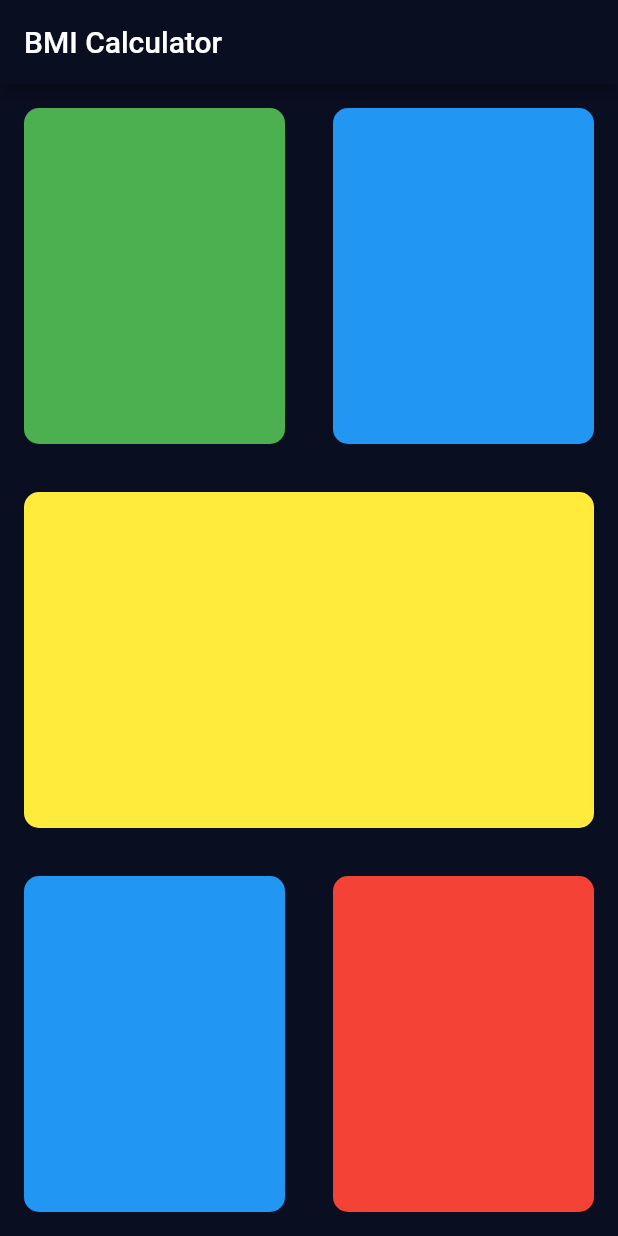
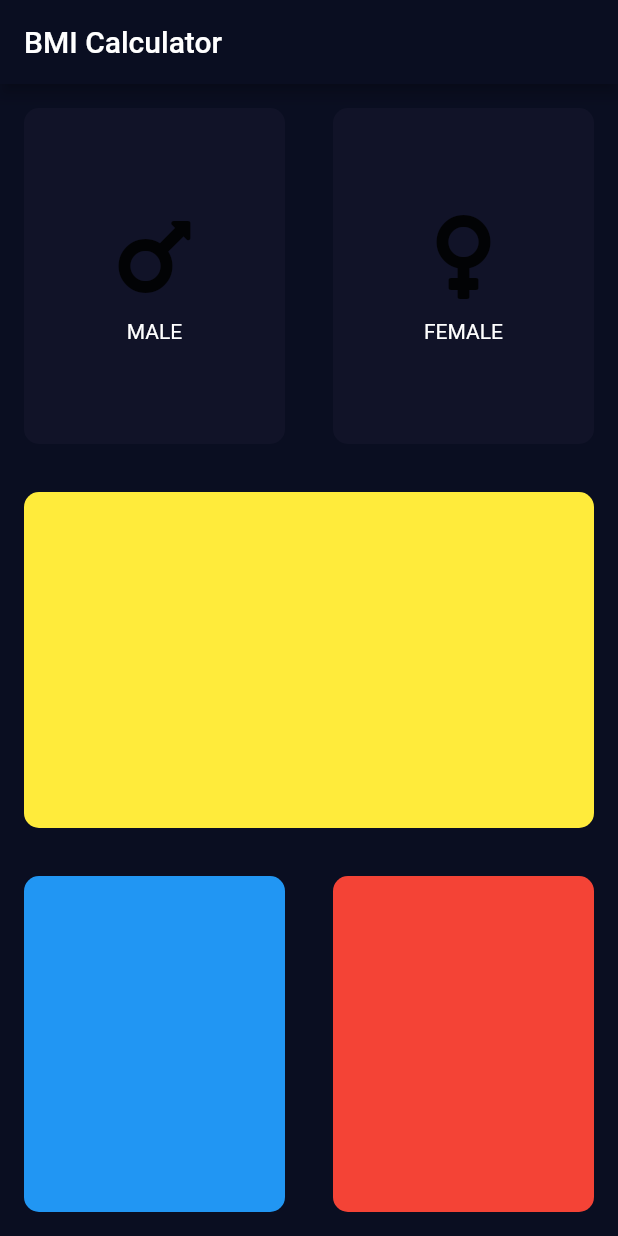
Before and after one commit to ElexandroTorres/BMI-Calculator, a Flutter app: the screen it shows after launch, on a phone screen of 412 x 824 dp. Run offline on Flutter 3.47's test engine with Material 2 defaults, Android fonts, the phone set to English and light mode, and no system bars; our stand-ins replace font_awesome_flutter.

Commit message:
gender choose cards complete

```diff
--- /dev/null
+++ b/lib/icon_content.dart
@@ -0,0 +1,25 @@
+import 'package:flutter/material.dart';
+
+class IconContent extends StatelessWidget {
+  final IconData contentIcon;
+  final String contentText;
+
+  IconContent({required this.contentIcon, required this.contentText});
+
+  @override
+  Widget build(BuildContext context) {
+    return Column(
+      mainAxisAlignment: MainAxisAlignment.center,
+      children: [
+        Icon(
+          contentIcon,
+          size: 64,
+        ),
+        SizedBox(
+          height: 10,
+        ),
+        Text(contentText),
+      ],
+    );
+  }
+}
--- a/lib/input_screen.dart
+++ b/lib/input_screen.dart
@@ -1,4 +1,15 @@
 import 'package:flutter/material.dart';
+import 'package:flutter/rendering.dart';
+import 'package:font_awesome_flutter/font_awesome_flutter.dart';
+import 'package:bmi_calculator/icon_content.dart';
+import 'package:bmi_calculator/simple_card.dart';
+
+const bottomContainerHeight = 80.0;
+const activeCardColor = Color(0xFF1D1E33);
+const inactiveCardColor = Color(0xFF111328);
+const bottomContainerColor = Color(0xFFEB1555);
+
+enum Gender { MALE, FEMALE }
 
 class InputScreen extends StatefulWidget {
   @override
@@ -6,6 +17,11 @@ class InputScreen extends StatefulWidget {
 }
 
 class _InputScreenState extends State<InputScreen> {
+  Color maleCardColor = inactiveCardColor;
+  Color femaleCardColor = inactiveCardColor;
+
+  Gender? selectedGender;
+
   @override
   Widget build(BuildContext context) {
     return Scaffold(
@@ -15,33 +31,54 @@ class _InputScreenState extends State<InputScreen> {
       body: Column(
         children: [
           Expanded(
-            flex: 1,
             child: Row(
               children: [
                 Expanded(
-                  flex: 1,
-                  child: SimpleCard(cardColor: Colors.green),
+                  child: SimpleCard(
+                    onPress: () {
+                      setState(() {
+                        selectedGender = Gender.MALE;
+                      });
+                    },
+                    cardColor: selectedGender == Gender.MALE
+                        ? activeCardColor
+                        : inactiveCardColor,
+                    cardChild: IconContent(
+                      contentIcon: FontAwesomeIcons.mars,
+                      contentText: 'MALE',
+                    ),
+                  ),
                 ),
                 Expanded(
-                  flex: 1,
-                  child: SimpleCard(cardColor: Colors.blue),
+                  child: SimpleCard(
+                    onPress: () {
+                      setState(() {
+                        selectedGender = Gender.FEMALE;
+                      });
+                    },
+                    //cardColor: femaleCardColor,
+                    cardColor: selectedGender == Gender.FEMALE
+                        ? activeCardColor
+                        : inactiveCardColor,
+                    cardChild: IconContent(
+                      contentIcon: FontAwesomeIcons.venus,
+                      contentText: 'FEMALE',
+                    ),
+                  ),
                 ),
               ],
             ),
           ),
           Expanded(
-            flex: 1,
             child: Row(
               children: [
                 Expanded(
-                  flex: 1,
                   child: SimpleCard(cardColor: Colors.yellow),
                 ),
               ],
             ),
           ),
           Expanded(
-            flex: 1,
             child: Row(
               children: [
                 Expanded(
@@ -49,7 +86,6 @@ class _InputScreenState extends State<InputScreen> {
                   child: SimpleCard(cardColor: Colors.blue),
                 ),
                 Expanded(
-                  flex: 1,
                   child: SimpleCard(cardColor: Colors.red),
                 ),
               ],
@@ -60,22 +96,3 @@ class _InputScreenState extends State<InputScreen> {
     );
   }
 }
-
-class SimpleCard extends StatelessWidget {
-  final Color cardColor;
-
-  SimpleCard({required this.cardColor});
-
-  @override
-  Widget build(BuildContext context) {
-    return Container(
-      //color: Color(0xFF1D1E33),
-      margin: EdgeInsets.all(16),
-      decoration: BoxDecoration(
-        //color: Color(0xFF1D1E33),
-        color: cardColor,
-        borderRadius: BorderRadius.circular(10.0),
-      ),
-    );
-  }
-}
--- a/lib/main.dart
+++ b/lib/main.dart
@@ -15,7 +15,7 @@ class BMICalculator extends StatelessWidget {
         scaffoldBackgroundColor: Color(0xFF0A0E21),
         textTheme: TextTheme(
           bodyText2: TextStyle(
-            color: Colors.yellow,
+            color: Colors.white,
           ),
         ),
       ),
--- /dev/null
+++ b/lib/simple_card.dart
@@ -0,0 +1,24 @@
+import 'package:flutter/material.dart';
+
+class SimpleCard extends StatelessWidget {
+  final Color cardColor;
+  final Widget? cardChild;
+  final VoidCallback? onPress;
+
+  SimpleCard({required this.cardColor, this.cardChild, this.onPress});
+
+  @override
+  Widget build(BuildContext context) {
+    return GestureDetector(
+      onTap: onPress,
+      child: Container(
+        child: cardChild,
+        margin: EdgeInsets.all(16),
+        decoration: BoxDecoration(
+          color: cardColor,
+          borderRadius: BorderRadius.circular(10.0),
+        ),
+      ),
+    );
+  }
+}
```
Also changed, not shown: pubspec.yaml (+2 -20 lines), pubspec.lock.
